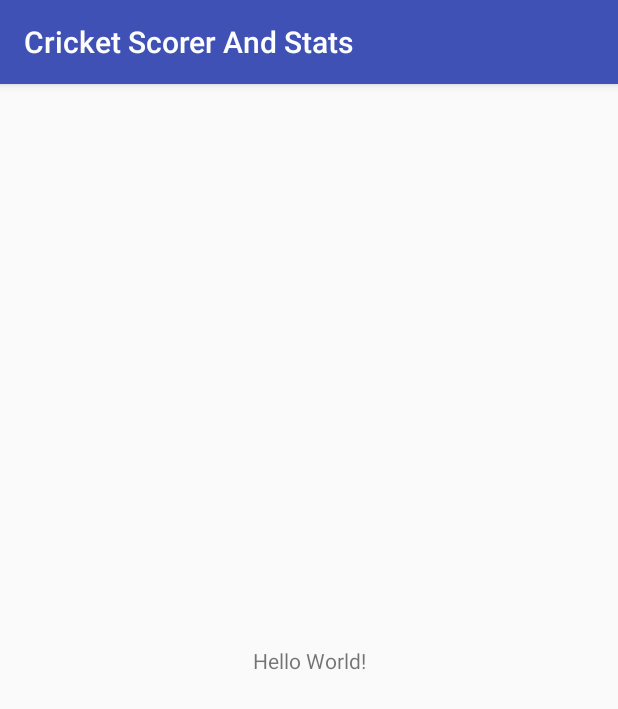
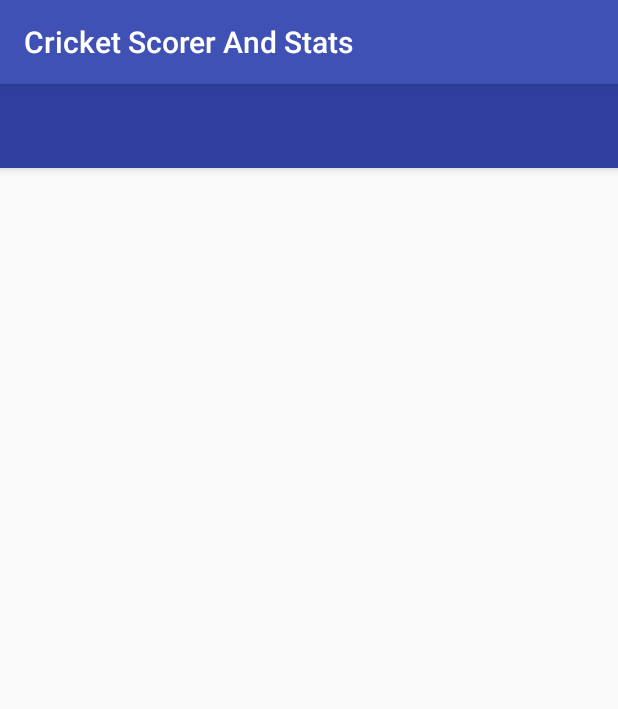
Before and after one commit to raunaklal/CricketScorerAndStats, an Android app: the screen it shows after launch (MainActivity), on a phone screen of 412 x 824 dp. Shown: the top 709 px of the screen. Run offline under Robolectric (Android 15) with nearby library versions, the phone set to English and light mode, and no system bars; 2 statements that could not run were skipped.

Commit message:
2nd Commit

```diff
--- a/app/build.gradle
+++ b/app/build.gradle
@@ -25,4 +25,6 @@ dependencies {
     testImplementation 'junit:junit:4.12'
     androidTestImplementation 'com.android.support.test:runner:1.0.1'
     androidTestImplementation 'com.android.support.test.espresso:espresso-core:3.0.1'
+    compile fileTree(dir: 'libs', include: ['*.jar'])
+    compile 'com.android.support:appcompat-v7:26.1.0'
 }
--- a/app/src/main/java/com/raunak/android/cricketscorerandstats/MainActivity.java
+++ b/app/src/main/java/com/raunak/android/cricketscorerandstats/MainActivity.java
@@ -2,12 +2,30 @@ package com.raunak.android.cricketscorerandstats;
 
 import android.support.v7.app.AppCompatActivity;
 import android.os.Bundle;
+import android.support.v7.widget.Toolbar;
+import android.view.Menu;
+import android.view.MenuItem;
 
 public class MainActivity extends AppCompatActivity {
+
+    private Toolbar mTopToolbar;
 
     @Override
     protected void onCreate(Bundle savedInstanceState) {
         super.onCreate(savedInstanceState);
         setContentView(R.layout.activity_main);
+        mTopToolbar = findViewById(R.id.my_toolbar);
+        setSupportActionBar(mTopToolbar);
+    }
+
+    @Override
+    public boolean onCreateOptionsMenu(Menu menu) {
+        getMenuInflater().inflate(R.menu.menu_main, menu);
+        return super.onCreateOptionsMenu(menu);
+    }
+
+    @Override
+    public boolean onOptionsItemSelected(MenuItem item) {
+        return super.onOptionsItemSelected(item);
     }
 }
--- a/app/src/main/res/layout/activity_main.xml
+++ b/app/src/main/res/layout/activity_main.xml
@@ -5,14 +5,13 @@
     android:layout_width="match_parent"
     android:layout_height="match_parent"
     tools:context="com.raunak.android.cricketscorerandstats.MainActivity">
-
-    <TextView
-        android:layout_width="wrap_content"
-        android:layout_height="wrap_content"
-        android:text="Hello World!"
-        app:layout_constraintBottom_toBottomOf="parent"
-        app:layout_constraintLeft_toLeftOf="parent"
-        app:layout_constraintRight_toRightOf="parent"
-        app:layout_constraintTop_toTopOf="parent" />
-
+    <android.support.v7.widget.Toolbar
+        android:id="@+id/my_toolbar"
+        android:layout_width="match_parent"
+        android:layout_height="?attr/actionBarSize"
+        style="@style/HeaderBar"
+        app:theme="@style/ThemeOverlay.AppCompat.ActionBar"
+        app:popupTheme="@style/Widget.AppCompat.PopupMenu.Overflow"
+        android:elevation="4dp"
+        />
 </android.support.constraint.ConstraintLayout>
--- a/app/src/main/res/values/styles.xml
+++ b/app/src/main/res/values/styles.xml
@@ -7,5 +7,8 @@
         <item name="colorPrimaryDark">@color/colorPrimaryDark</item>
         <item name="colorAccent">@color/colorAccent</item>
     </style>
+    <style name="HeaderBar">
+        <item name="android:background">#303F9F</item>
+    </style>
 
 </resources>
```
